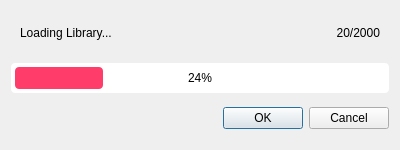
Old version of the form src/main/python/loadingdialog.ui in the repository SlawaGurevich/iTunes2SD.
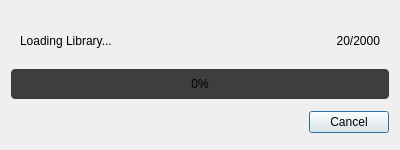
New version of the form.

Commit message: Added loading Dialog

```diff
--- a/src/main/python/loadingdialog.ui
+++ b/src/main/python/loadingdialog.ui
@@ -25,7 +25,7 @@
      <property name="maximumSize">
       <size>
        <width>16777215</width>
-       <height>30</height>
+       <height>40</height>
       </size>
      </property>
      <layout class="QHBoxLayout" name="horizontalLayout">
@@ -57,7 +57,7 @@
      <property name="styleSheet">
       <string notr="true">#dgLoadingLibProgress {
 	padding: 4;
-	backgrounf: #3e3e3e;
+	background: #3e3e3e;
 	border-radius: 4;
 }
 
@@ -67,7 +67,7 @@
 }</string>
      </property>
      <property name="value">
-      <number>24</number>
+      <number>0</number>
      </property>
      <property name="alignment">
       <set>Qt::AlignCenter</set>
@@ -80,7 +80,7 @@
       <enum>Qt::Horizontal</enum>
      </property>
      <property name="standardButtons">
-      <set>QDialogButtonBox::Cancel|QDialogButtonBox::Ok</set>
+      <set>QDialogButtonBox::Cancel</set>
      </property>
     </widget>
    </item>
```
Left out of the diff: 12 changed lines with no effect on the pictures. The commit also changes 5 other files.
